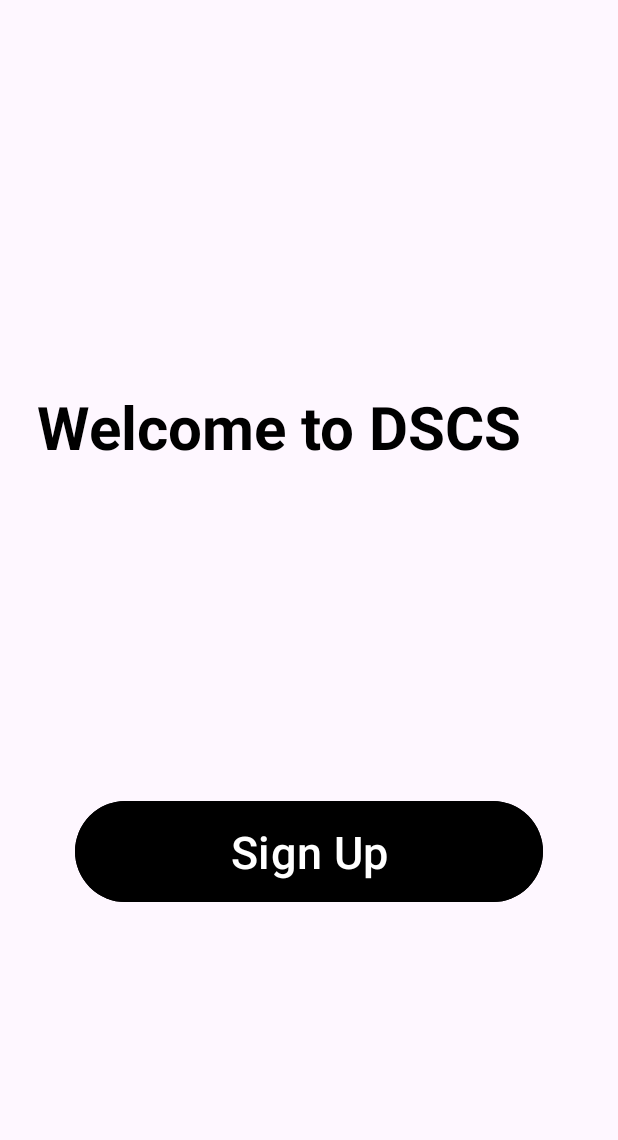
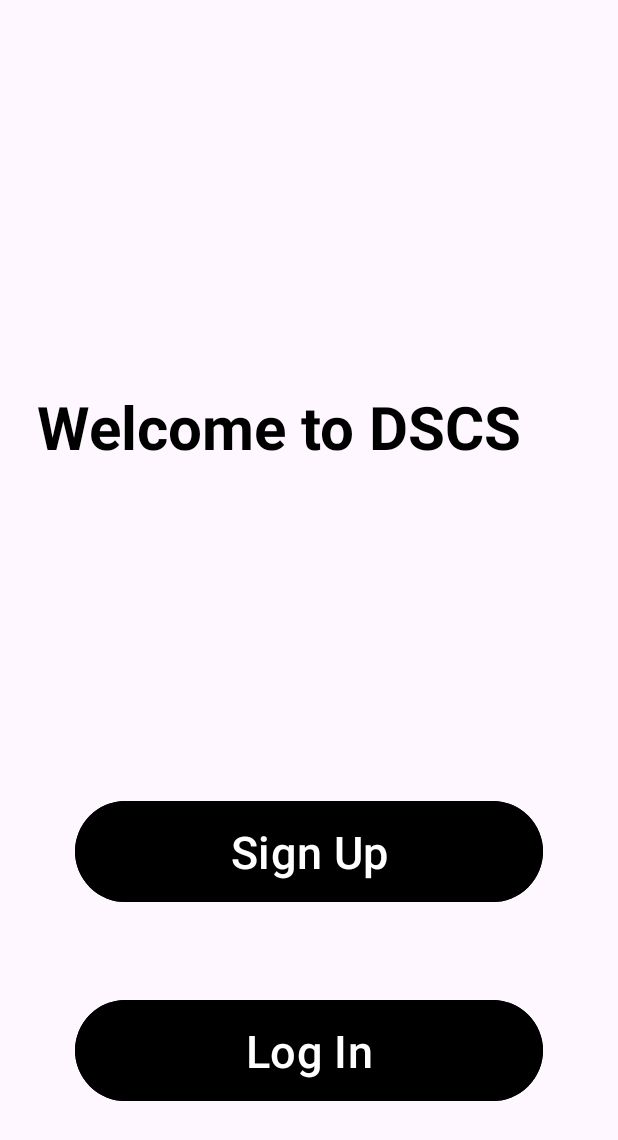
Before and after one commit to nourhanaboelsoud/DSCS2, an Android app: the screen it shows after launch (MainActivity), on a phone screen of 412 x 824 dp. Shown: the top 1140 px of the screen. Run offline under Robolectric (Android 15) with nearby library versions, the phone set to English and light mode, and no system bars; our stand-ins replace Firebase (no records; nobody signed in at launch, a user with empty details on screens opened directly).

Commit message:
change in MainActivity.kt 2

```diff
--- a/app/src/main/res/layout/activity_main.xml
+++ b/app/src/main/res/layout/activity_main.xml
@@ -38,4 +38,22 @@
         app:layout_constraintTop_toBottomOf="@+id/textView"
         tools:ignore="HardcodedText,VisualLintButtonSize" />
 
+    <Button
+        android:id="@+id/LogInBtn"
+        android:layout_width="0dp"
+        android:layout_height="75dp"
+        android:layout_marginStart="50dp"
+        android:layout_marginEnd="50dp"
+        android:backgroundTint="@color/black"
+        android:text="Log In"
+        android:textSize="30sp"
+        app:layout_constraintBottom_toBottomOf="parent"
+        app:layout_constraintEnd_toEndOf="parent"
+        app:layout_constraintHorizontal_bias="0.0"
+        app:layout_constraintStart_toStartOf="parent"
+        app:layout_constraintTop_toBottomOf="@+id/textView"
+        app:layout_constraintVertical_bias="0.803"
+        tools:ignore="HardcodedText,VisualLintButtonSize" />
+
+
 </androidx.constraintlayout.widget.ConstraintLayout>
```
